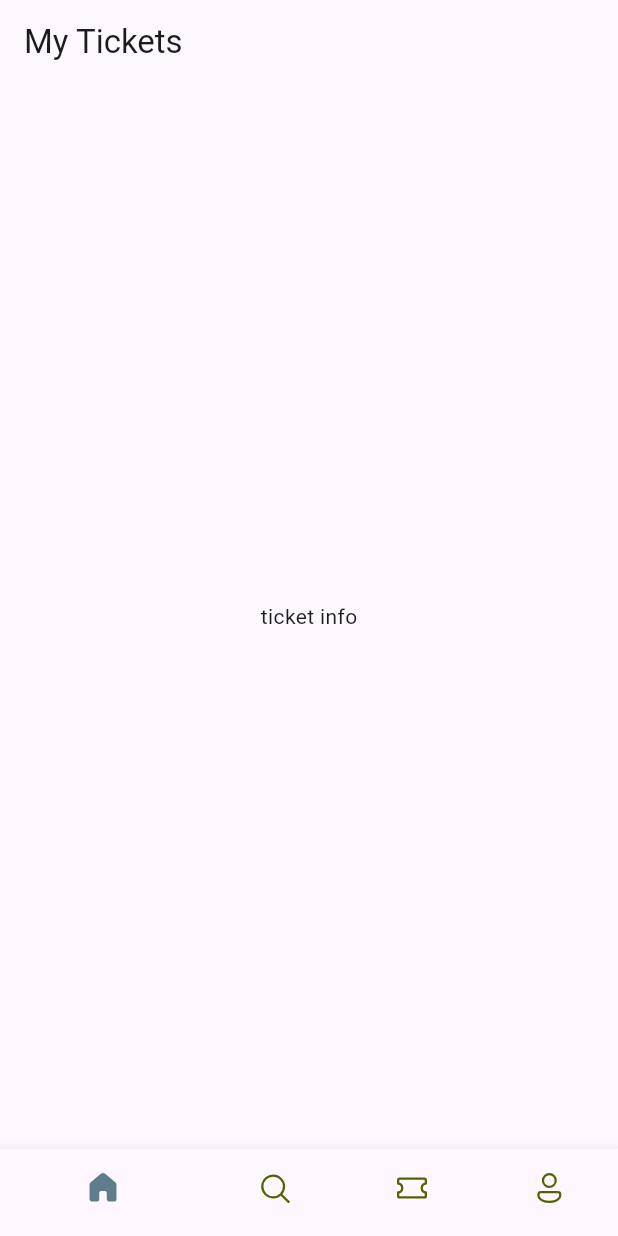
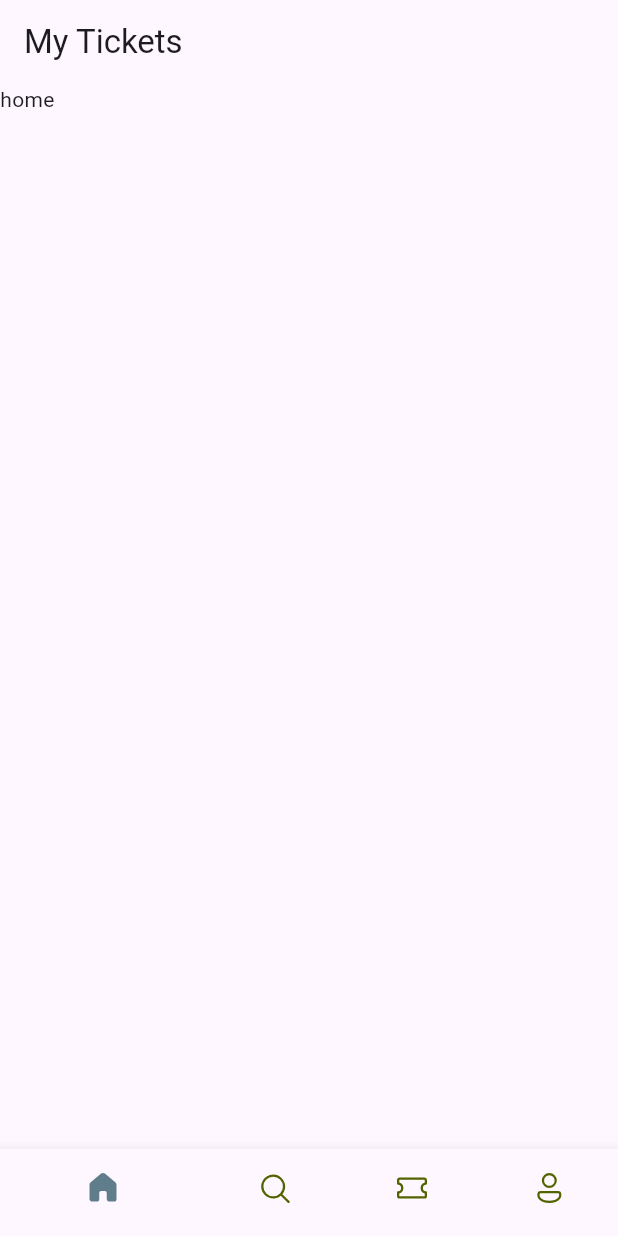
Before and after one commit to Endale2/FlyX-Flutter-ticket-app, a Flutter app: the screen it shows after launch, on a phone screen of 412 x 824 dp. Run offline on Flutter 3.47's test engine with Material 3 defaults, Android fonts, the phone set to English and light mode, and no system bars; our stand-ins replace fluentui_icons.

Commit message:
i added pages

```diff
--- a/lib/base/bottom_nav_bar.dart
+++ b/lib/base/bottom_nav_bar.dart
@@ -1,5 +1,6 @@
 import 'package:fluentui_icons/fluentui_icons.dart';
 import 'package:flutter/material.dart';
+import 'package:flutter/widgets.dart';
 
 class BottomNavBar extends StatefulWidget {
   const BottomNavBar({super.key});
@@ -9,17 +10,30 @@ class BottomNavBar extends StatefulWidget {
 }
 
 class _BottomNavBarState extends State<BottomNavBar> {
+  final appScreens = [
+    const Text("home"),
+    const Text("search"),
+    const Text("tickets"),
+    const Text("Profile"),
+  ];
+  int _selectedIndex = 0;
+  void _onItemTapped(int index) {
+    setState(() {
+      _selectedIndex = index;
+    });
+  }
+
   @override
   Widget build(BuildContext context) {
     return Scaffold(
       appBar: AppBar(title: Text("My Tickets")),
-      body: Center(
-        child: Text("ticket info"),
-      ),
+      body: appScreens[_selectedIndex],
       bottomNavigationBar: BottomNavigationBar(
         selectedItemColor: Colors.blueGrey,
         unselectedItemColor: Color(0xFF526400),
         showSelectedLabels: false,
+        onTap: _onItemTapped,
+        currentIndex: _selectedIndex,
         items: [
           BottomNavigationBarItem(
               icon: Icon(FluentSystemIcons.ic_fluent_home_regular),
```
